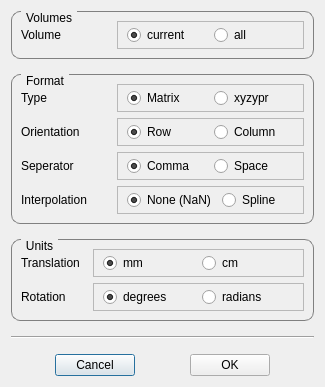
First picture: the form in autoscoper/src/ui/ui-files/ImportExportTrackingOptionsDialog.ui, repository BrownBiomechanics/Autoscoper, before the edit.
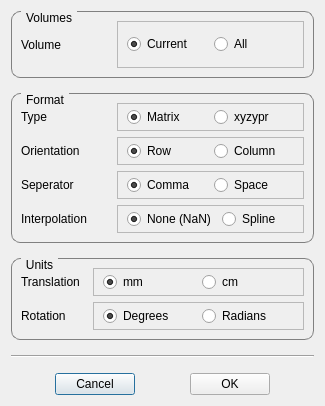
Second picture: the form after the edit.

Patch:
```diff
--- a/autoscoper/src/ui/ui-files/ImportExportTrackingOptionsDialog.ui
+++ b/autoscoper/src/ui/ui-files/ImportExportTrackingOptionsDialog.ui
@@ -7,7 +7,7 @@
     <x>0</x>
     <y>0</y>
     <width>325</width>
-    <height>384</height>
+    <height>406</height>
    </rect>
   </property>
   <property name="minimumSize">
@@ -118,7 +118,7 @@
          <item row="0" column="0">
           <widget class="QRadioButton" name="radioButton_RoationDegrees">
            <property name="text">
-            <string>degrees</string>
+            <string>Degrees</string>
            </property>
            <property name="checked">
             <bool>true</bool>
@@ -128,7 +128,7 @@
          <item row="0" column="1">
           <widget class="QRadioButton" name="radioButton_RotationRadians">
            <property name="text">
-            <string>radians</string>
+            <string>Radians</string>
            </property>
           </widget>
          </item>
@@ -459,7 +459,7 @@
          <item row="0" column="0">
           <widget class="QRadioButton" name="radioButton_VolumeCurrent">
            <property name="text">
-            <string>current</string>
+            <string>Current</string>
            </property>
            <property name="checked">
             <bool>true</bool>
@@ -469,7 +469,7 @@
          <item row="0" column="1">
           <widget class="QRadioButton" name="radioButton_VolumeAll">
            <property name="text">
-            <string>all</string>
+            <string>All</string>
            </property>
           </widget>
          </item>
```
